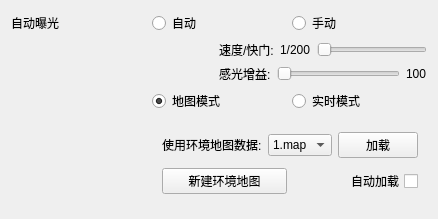
This is mapwidget.ui in wangzz-520/PT as Qt 5 draws it before an edit. The edited form follows.
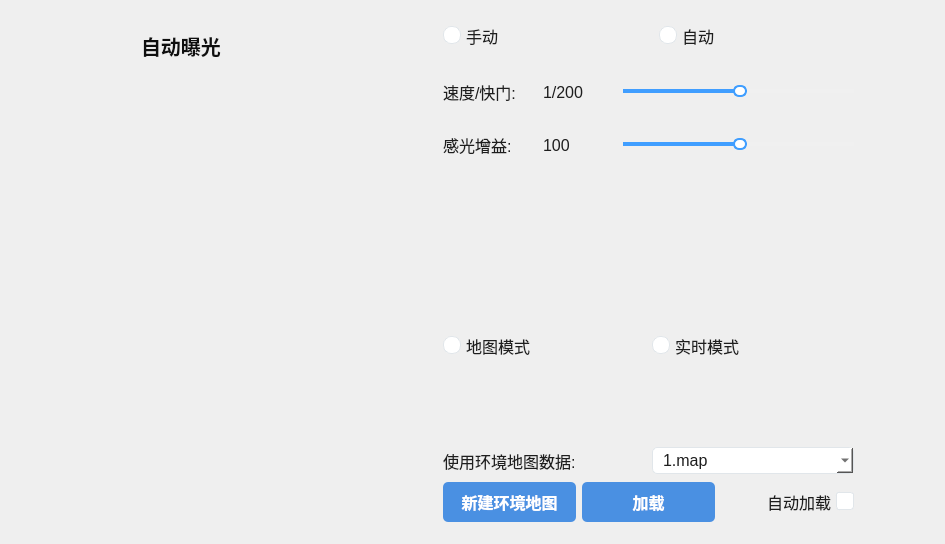
This is the edited form. Icons and pictures are not drawn. Custom widgets are drawn as their Qt base class.

The edit to the form file:
```diff
--- a/mapwidget.ui
+++ b/mapwidget.ui
@@ -6,43 +6,273 @@
    <rect>
     <x>0</x>
     <y>0</y>
-    <width>438</width>
-    <height>219</height>
+    <width>945</width>
+    <height>544</height>
    </rect>
   </property>
   <property name="windowTitle">
    <string>Form</string>
   </property>
+  <property name="styleSheet">
+   <string notr="true">*
+{
+    font-family: &quot;Microsoft YaHei&quot;;
+    font-size: 16px;
+    color: rgb(30, 30, 30); /* 主文字色 */
+}
+
+QLabel#lbExposure
+{
+	font:bold 20px;
+	color:#0F0F0F;
+}
+
+QSlider::groove:horizontal {
+    height: 4px; /* 进度条高度 */
+    background: #f0f0f0; /* 未填充部分背景色 */
+}
+
+QSlider::sub-page:horizontal {
+    background: #409EFF; /* 已填充部分（蓝色） */
+    height: 4px;
+}
+
+QSlider::handle:horizontal {
+    width: 10px; /* 滑块宽度 */
+    height: 10px; /* 滑块高度 */
+    margin: -4px 0; /* 垂直居中（抵消进度条高度差） */
+    border: 2px solid #409EFF; /* 滑块边框（蓝色） */
+    border-radius: 6px; /* 圆形滑块 */
+    background: #ffffff; /* 滑块内部底色（白色=空心效果） */
+}
+
+QCheckBox {
+    spacing: 5px;
+    padding: 3px 0;
+}
+
+QCheckBox::indicator {
+    width: 16px;
+    height: 16px;
+    border: 1px solid rgb(225, 230, 234);
+    border-radius: 3px;
+    background-color: white;
+}
+
+QCheckBox::indicator:hover {
+    border-color: rgb(210, 215, 220);
+}
+
+QCheckBox::indicator:checked {
+    image: url(:/image/check.png);
+}
+
+QWidget#page QPushButton 
+{ 
+	background: #4a90e2; 
+	color: white; 
+	border: none;
+	border-radius: 5px;
+	padding: 8px;
+	font-weight: bold;
+}
+
+QWidget#page QPushButton:hover 
+{ 
+	background: #2b7bb9; 
+}
+
+QWidget#page QPushButton:pressed 
+{ 
+	background: #1a5a8a;
+}
+
+QWidget#page_2 QPushButton 
+{ 
+	background: #4a90e2; 
+	color: white; 
+	border: none;
+	border-radius: 5px;
+	padding: 8px;
+	font-weight: bold;
+}
+
+QWidget#page_2 QPushButton:hover 
+{ 
+	background: #2b7bb9; 
+}
+
+QWidget#page_2 QPushButton:pressed 
+{ 
+	background: #1a5a8a;
+}
+
+QComboBox
+{
+    background-color: #FFFFFF;
+    color:rgb(30, 30, 30);
+    border: 1px solid rgb(225,230,234);
+	border-radius:5px;
+    padding-left: 10px;
+    min-width: 50px;
+    min-height: 25px;
+}
+
+/* 下拉箭头图标样式 */
+QComboBox::down-arrow 
+{
+    image: url(:/image/combobox-arrow.png);  /* 灰色箭头图标 */
+}
+
+/* 下拉箭头悬停效果 */
+QComboBox::drop-down:hover
+ {
+    background-color: rgb(245, 245, 245);  /* 浅灰悬停效果 */
+}
+
+/* 下拉列表样式 */
+QComboBox QAbstractItemView 
+{
+    background-color: #FFFFFF;  /* 白色背景 */
+    color: rgb(30, 30, 30);  /* 与原文字同色 */
+    border: 1px solid rgb(225, 230, 234);  /* 与原边框一致 */
+    border-radius: 5px;  /* 圆角匹配 */
+    outline: none;  /* 去除选中虚线框 */
+    margin-top: 2px;  /* 与主控件间距 */
+    /* 下拉列表的顶部圆角需要特殊处理 */
+    border-top-left-radius: 0;
+    border-top-right-radius: 0;
+}
+
+/* 下拉列表中的项 */
+QComboBox QAbstractItemView::item 
+{
+    height: 25px;  /* 项高度 */
+    padding:5px;
+}
+
+/* 下拉列表中的选中项 */
+QComboBox QAbstractItemView::item:selected 
+{
+    background-color: rgb(240, 245, 250);  /* 浅蓝选中背景 */
+    color: rgb(70, 70, 70);  /* 加深文字颜色 */
+}
+
+/* 禁用状态样式 */
+QComboBox:disabled
+{
+    background-color: rgb(245, 245, 245);
+    color: rgb(180, 180, 180);
+    border: 1px solid rgb(235, 235, 235);
+}
+
+QRadioButton
+{
+    spacing: 5px;
+    padding: 3px 0;
+}
+
+QRadioButton::indicator 
+{
+    width: 16px;
+    height: 16px;
+    border: 1px solid rgb(225, 230, 234);
+    border-radius: 8px;
+    background-color: white;
+}
+
+QRadioButton::indicator:checked
+{
+	image: url(:/image/on.png);
+    background-color: white;
+}
+
+QLineEdit 
+{
+    background-color: #FFFFFF;
+    color: rgb(30, 30, 30);
+    border: 1px solid rgb(225, 230, 234);
+    border-radius: 5px;
+    padding: 5px 8px;  /* 比QComboBox稍宽的内边距 */
+    min-height: 15px;
+    selection-background-color: rgb(70, 130, 200);  /* 选中文本背景色 */
+    selection-color: white;  /* 选中文本颜色 */
+}
+
+/* 聚焦状态 */
+QLineEdit:focus {
+    background-color: #FFFFFF;  /* 保持白色背景 */
+}</string>
+  </property>
+  <layout class="QVBoxLayout" name="verticalLayout_5">
+   <item>
+    <layout class="QHBoxLayout" name="horizontalLayout_11">
+     <property name="leftMargin">
+      <number>0</number>
+     </property>
+     <property name="bottomMargin">
+      <number>0</number>
+     </property>
+     <item>
+      <widget class="QWidget" name="widget_2" native="true">
+       <property name="minimumSize">
+        <size>
+         <width>100</width>
+         <height>0</height>
+        </size>
+       </property>
+       <property name="maximumSize">
+        <size>
+         <width>300</width>
+         <height>16777215</height>
+        </size>
+       </property>
+       <layout class="QHBoxLayout" name="horizontalLayout_13">
+        <property name="spacing">
+         <number>0</number>
+        </property>
+        <property name="leftMargin">
+         <number>130</number>
+        </property>
+        <property name="topMargin">
+         <number>0</number>
+        </property>
+        <property name="rightMargin">
+         <number>0</number>
+        </property>
+        <property name="bottomMargin">
+         <number>0</number>
+        </property>
+        <item>
   <layout class="QVBoxLayout" name="verticalLayout_6">
+          <property name="topMargin">
+           <number>20</number>
+          </property>
    <item>
-    <layout class="QVBoxLayout" name="verticalLayout_4">
-     <item>
-      <layout class="QHBoxLayout" name="horizontalLayout_9">
-       <item>
-        <widget class="QLabel" name="label">
+           <widget class="QLabel" name="lbExposure">
          <property name="text">
           <string>自动曝光</string>
          </property>
         </widget>
        </item>
        <item>
-        <widget class="QRadioButton" name="radioButton">
-         <property name="text">
-          <string>自动</string>
-         </property>
-        </widget>
-       </item>
-       <item>
-        <widget class="QRadioButton" name="radioButton_2">
-         <property name="text">
-          <string>手动</string>
-         </property>
-        </widget>
+           <spacer name="verticalSpacer">
+            <property name="orientation">
+             <enum>Qt::Vertical</enum>
+            </property>
+            <property name="sizeHint" stdset="0">
+             <size>
+              <width>20</width>
+              <height>40</height>
+             </size>
+            </property>
+           </spacer>
        </item>
       </layout>
      </item>
-     <item>
-      <layout class="QHBoxLayout" name="horizontalLayout_10">
+       </layout>
+      </widget>
+     </item>
        <item>
         <spacer name="horizontalSpacer_3">
          <property name="orientation">
@@ -57,11 +287,63 @@
         </spacer>
        </item>
        <item>
-        <layout class="QVBoxLayout" name="verticalLayout_3">
+      <widget class="QWidget" name="widget" native="true">
+       <property name="minimumSize">
+        <size>
+         <width>500</width>
+         <height>0</height>
+        </size>
+       </property>
+       <layout class="QVBoxLayout" name="verticalLayout_4">
+        <property name="spacing">
+         <number>20</number>
+        </property>
+        <property name="topMargin">
+         <number>0</number>
+        </property>
+        <property name="rightMargin">
+         <number>80</number>
+        </property>
+        <property name="bottomMargin">
+         <number>0</number>
+        </property>
+        <item>
+         <layout class="QHBoxLayout" name="horizontalLayout_12">
+          <property name="topMargin">
+           <number>0</number>
+          </property>
+          <item>
+           <widget class="QRadioButton" name="rbManual">
+            <property name="text">
+             <string>手动</string>
+            </property>
+           </widget>
+          </item>
+          <item>
+           <widget class="QRadioButton" name="rbAuto">
+            <property name="text">
+             <string>自动</string>
+            </property>
+           </widget>
+          </item>
+         </layout>
+        </item>
          <item>
           <layout class="QHBoxLayout" name="horizontalLayout">
            <item>
             <widget class="QLabel" name="label_2">
+            <property name="minimumSize">
+             <size>
+              <width>80</width>
+              <height>0</height>
+             </size>
+            </property>
+            <property name="maximumSize">
+             <size>
+              <width>80</width>
+              <height>16777215</height>
+             </size>
+            </property>
              <property name="text">
               <string>速度/快门:</string>
              </property>
@@ -69,6 +351,18 @@
            </item>
            <item>
             <widget class="QLabel" name="label_3">
+            <property name="minimumSize">
+             <size>
+              <width>60</width>
+              <height>0</height>
+             </size>
+            </property>
+            <property name="maximumSize">
+             <size>
+              <width>60</width>
+              <height>16777215</height>
+             </size>
+            </property>
              <property name="text">
               <string>1/200</string>
              </property>
@@ -76,6 +370,9 @@
            </item>
            <item>
             <widget class="QSlider" name="horizontalSlider">
+            <property name="value">
+             <number>50</number>
+            </property>
              <property name="orientation">
               <enum>Qt::Horizontal</enum>
              </property>
@@ -87,42 +384,183 @@
           <layout class="QHBoxLayout" name="horizontalLayout_2">
            <item>
             <widget class="QLabel" name="label_4">
+            <property name="minimumSize">
+             <size>
+              <width>80</width>
+              <height>0</height>
+             </size>
+            </property>
+            <property name="maximumSize">
+             <size>
+              <width>80</width>
+              <height>16777215</height>
+             </size>
+            </property>
              <property name="text">
               <string>感光增益:</string>
              </property>
             </widget>
            </item>
            <item>
-            <widget class="QSlider" name="horizontalSlider_2">
-             <property name="orientation">
-              <enum>Qt::Horizontal</enum>
-             </property>
-            </widget>
-           </item>
-           <item>
-            <widget class="QLabel" name="label_5">
+           <widget class="QLabel" name="label">
+            <property name="minimumSize">
+             <size>
+              <width>60</width>
+              <height>0</height>
+             </size>
+            </property>
+            <property name="maximumSize">
+             <size>
+              <width>60</width>
+              <height>16777215</height>
+             </size>
+            </property>
              <property name="text">
               <string>100</string>
              </property>
             </widget>
            </item>
-          </layout>
+          <item>
+           <widget class="QSlider" name="horizontalSlider_2">
+            <property name="value">
+             <number>50</number>
+            </property>
+            <property name="orientation">
+             <enum>Qt::Horizontal</enum>
+            </property>
+           </widget>
          </item>
         </layout>
        </item>
       </layout>
+      </widget>
      </item>
     </layout>
    </item>
    <item>
-    <layout class="QVBoxLayout" name="verticalLayout_5">
+    <spacer name="verticalSpacer_4">
+     <property name="orientation">
+      <enum>Qt::Vertical</enum>
+     </property>
+     <property name="sizeHint" stdset="0">
+      <size>
+       <width>20</width>
+       <height>40</height>
+      </size>
+     </property>
+    </spacer>
+   </item>
      <item>
-      <layout class="QHBoxLayout" name="horizontalLayout_7">
+    <layout class="QHBoxLayout" name="horizontalLayout_9">
+     <property name="rightMargin">
+      <number>0</number>
+     </property>
+     <property name="bottomMargin">
+      <number>0</number>
+     </property>
        <item>
-        <widget class="TipItem" name="widgetMap" native="true"/>
+      <widget class="QWidget" name="widget_4" native="true">
+       <property name="minimumSize">
+        <size>
+         <width>100</width>
+         <height>0</height>
+        </size>
+       </property>
+       <property name="maximumSize">
+        <size>
+         <width>300</width>
+         <height>16777215</height>
+        </size>
+       </property>
+       <layout class="QVBoxLayout" name="verticalLayout_9">
+        <property name="spacing">
+         <number>0</number>
+        </property>
+        <property name="leftMargin">
+         <number>100</number>
+        </property>
+        <property name="topMargin">
+         <number>0</number>
+        </property>
+        <property name="rightMargin">
+         <number>0</number>
+        </property>
+        <property name="bottomMargin">
+         <number>0</number>
+        </property>
+        <item>
+         <layout class="QVBoxLayout" name="verticalLayout_7">
+          <item>
+           <widget class="TipItem" name="widgetMap" native="true">
+            <property name="minimumSize">
+             <size>
+              <width>30</width>
+              <height>30</height>
+             </size>
+            </property>
+            <property name="maximumSize">
+             <size>
+              <width>300</width>
+              <height>16777215</height>
+             </size>
+            </property>
+           </widget>
        </item>
        <item>
-        <widget class="QRadioButton" name="radioButton_3">
+           <spacer name="verticalSpacer_2">
+            <property name="orientation">
+             <enum>Qt::Vertical</enum>
+            </property>
+            <property name="sizeHint" stdset="0">
+             <size>
+              <width>20</width>
+              <height>40</height>
+             </size>
+            </property>
+           </spacer>
+          </item>
+         </layout>
+        </item>
+       </layout>
+      </widget>
+     </item>
+     <item>
+      <spacer name="horizontalSpacer_2">
+       <property name="orientation">
+        <enum>Qt::Horizontal</enum>
+       </property>
+       <property name="sizeHint" stdset="0">
+        <size>
+         <width>40</width>
+         <height>20</height>
+        </size>
+       </property>
+      </spacer>
+     </item>
+     <item>
+      <layout class="QVBoxLayout" name="verticalLayout_3">
+       <item>
+        <widget class="QWidget" name="widget_3" native="true">
+         <property name="minimumSize">
+          <size>
+           <width>500</width>
+           <height>100</height>
+          </size>
+         </property>
+         <layout class="QVBoxLayout" name="verticalLayout_8">
+          <property name="topMargin">
+           <number>0</number>
+          </property>
+          <property name="rightMargin">
+           <number>80</number>
+          </property>
+          <property name="bottomMargin">
+           <number>0</number>
+          </property>
+          <item>
+           <layout class="QHBoxLayout" name="horizontalLayout_10">
+            <item>
+             <widget class="QRadioButton" name="rbMap">
          <property name="text">
           <string>地图模式</string>
          </property>
@@ -132,7 +570,7 @@
         </widget>
        </item>
        <item>
-        <widget class="QRadioButton" name="radioButton_4">
+             <widget class="QRadioButton" name="rbReal">
          <property name="text">
           <string>实时模式</string>
          </property>
@@ -141,29 +579,57 @@
       </layout>
      </item>
      <item>
-      <layout class="QHBoxLayout" name="horizontalLayout_8">
-       <item>
-        <spacer name="horizontalSpacer_2">
+           <spacer name="verticalSpacer_3">
          <property name="orientation">
-          <enum>Qt::Horizontal</enum>
+             <enum>Qt::Vertical</enum>
          </property>
          <property name="sizeHint" stdset="0">
           <size>
-           <width>40</width>
-           <height>20</height>
+              <width>20</width>
+              <height>40</height>
           </size>
          </property>
         </spacer>
+          </item>
+         </layout>
+        </widget>
        </item>
        <item>
         <widget class="QStackedWidget" name="stackedWidget">
+         <property name="minimumSize">
+          <size>
+           <width>500</width>
+           <height>0</height>
+          </size>
+         </property>
+         <property name="maximumSize">
+          <size>
+           <width>16777215</width>
+           <height>16777215</height>
+          </size>
+         </property>
          <property name="currentIndex">
           <number>0</number>
          </property>
          <widget class="QWidget" name="page">
+          <property name="minimumSize">
+           <size>
+            <width>0</width>
+            <height>0</height>
+           </size>
+          </property>
           <layout class="QVBoxLayout" name="verticalLayout_2">
+           <property name="rightMargin">
+            <number>80</number>
+           </property>
            <item>
             <layout class="QHBoxLayout" name="horizontalLayout_5">
+             <property name="leftMargin">
+              <number>0</number>
+             </property>
+             <property name="rightMargin">
+              <number>0</number>
+             </property>
              <item>
               <widget class="QLabel" name="label_6">
                <property name="text">
@@ -180,17 +646,13 @@
                </item>
               </widget>
              </item>
-             <item>
-              <widget class="QPushButton" name="pushButton">
-               <property name="text">
-                <string>加载</string>
-               </property>
-              </widget>
-             </item>
             </layout>
            </item>
            <item>
             <layout class="QHBoxLayout" name="horizontalLayout_6">
+             <property name="rightMargin">
+              <number>0</number>
+             </property>
              <item>
               <widget class="QPushButton" name="pushButton_2">
                <property name="text">
@@ -199,7 +661,14 @@
               </widget>
              </item>
              <item>
-              <widget class="QCheckBox" name="checkBox">
+              <widget class="QPushButton" name="btnLoadMap">
+               <property name="text">
+                <string>加载</string>
+               </property>
+              </widget>
+             </item>
+             <item>
+              <widget class="QCheckBox" name="checkBoxAutoLoad">
                <property name="layoutDirection">
                 <enum>Qt::RightToLeft</enum>
                </property>
```
Left out of the diff: 11 changed lines with no effect on the pictures. Lines whose indentation alone changed are shown as unchanged.
